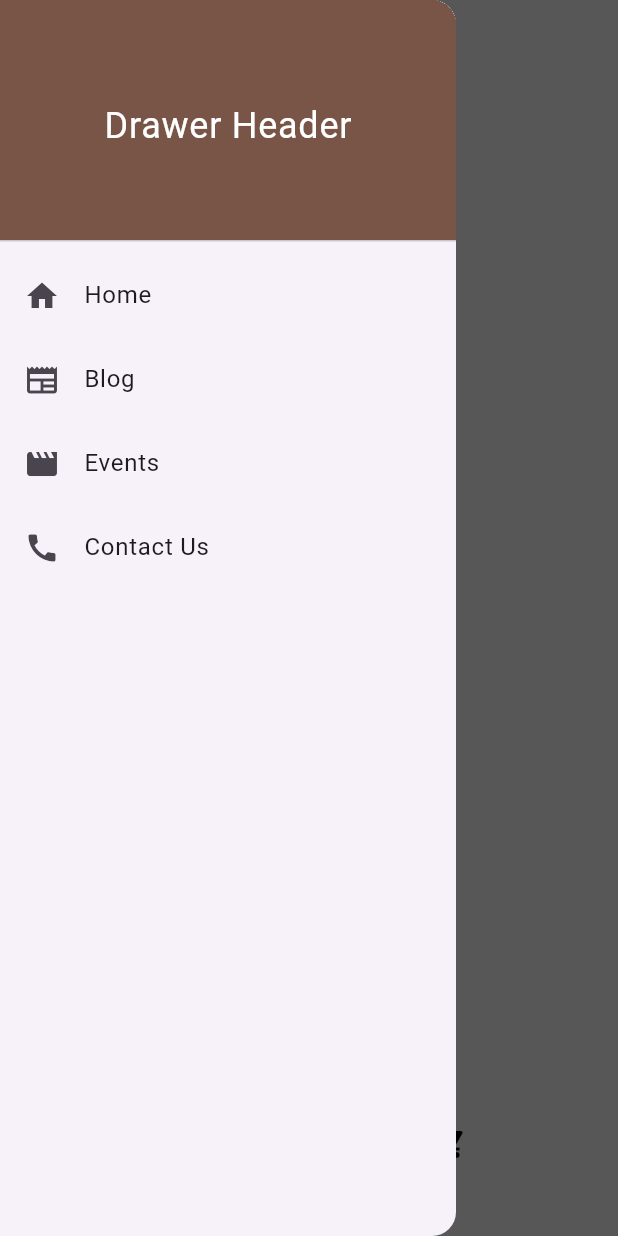
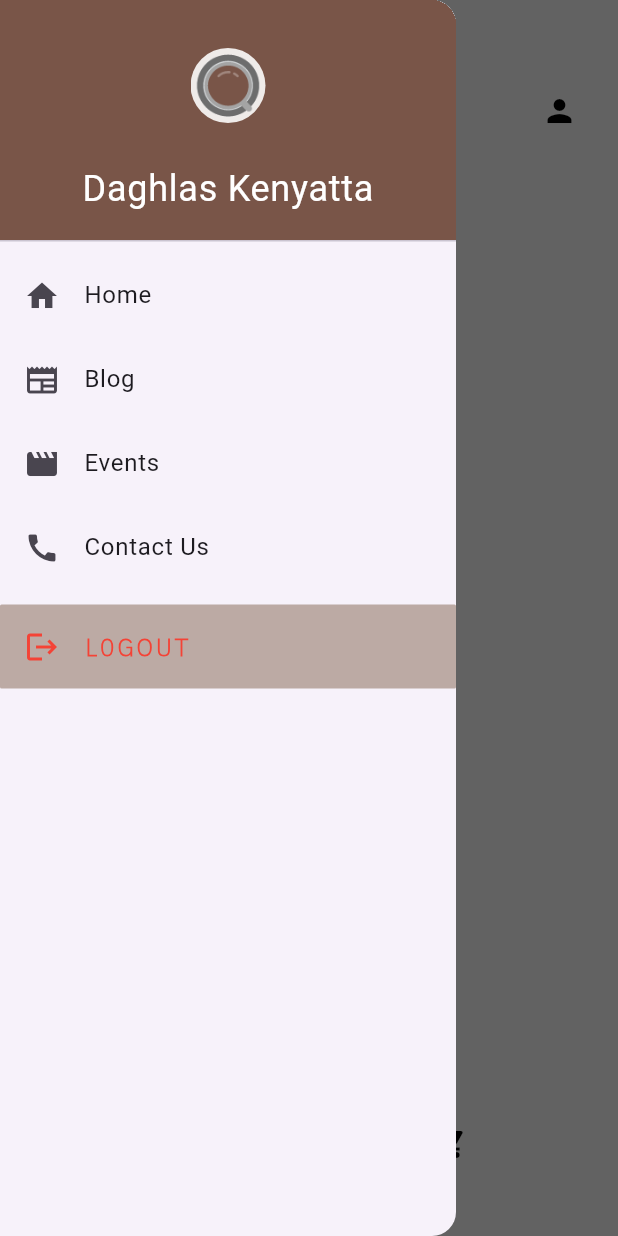
Before and after one commit to daghlas/connect_coffee_heart, a Flutter app: the screen it shows once a user with an empty profile is signed in, item 2 of the bottom bar chosen, after a tap on the "menu" icon, on a phone screen of 412 x 824 dp. Run offline on Flutter 3.47's test engine with Material 3 defaults, Android fonts, the light colour scheme and no system bars; drawn by our look-alikes of google_nav_bar; our stand-ins replace cloud_firestore, firebase_auth, firebase_core, flutter_spinkit; accounts and stored records are empty.

Commit message:
navs and pages

```diff
--- a/lib/components/bottom_nav.dart
+++ b/lib/components/bottom_nav.dart
@@ -17,7 +17,7 @@ class MyBottomNavBar extends StatelessWidget {
           onTabChange: (value) => onTabChange!(value),
           mainAxisAlignment: MainAxisAlignment.center,
           activeColor: Colors.white,
-          tabBackgroundColor: Colors.brown[700]!,
+          tabBackgroundColor: Colors.brown,
           tabBorderRadius: 24,
           tabActiveBorder: Border.all(color: Colors.white),
           tabs: const [
--- a/lib/components/drawer.dart
+++ b/lib/components/drawer.dart
@@ -14,12 +14,28 @@ class MyDrawer extends StatelessWidget {
               color: Colors.brown,
             ),
             child: Center(
-              child: Text(
-                'Drawer Header',
-                style: TextStyle(
-                  color: Colors.white,
-                  fontSize: 24,
-                ),
+              child: Column(
+                mainAxisAlignment: MainAxisAlignment.spaceEvenly,
+                children: [
+                  Padding(
+                    padding: EdgeInsets.all(8.0),
+                    child: CircleAvatar(
+                      radius: 25.0,
+                      backgroundColor: Colors.brown,
+                      backgroundImage: AssetImage('assets/coffee_icon.png'),
+                    ),
+                  ),
+                  Padding(
+                    padding: EdgeInsets.only(top: 10.0),
+                    child: Text(
+                      'Daghlas Kenyatta',
+                      style: TextStyle(
+                        color: Colors.white,
+                        fontSize: 24,
+                      ),
+                    ),
+                  ),
+                ],
               ),
             ),
           ),
@@ -55,6 +71,31 @@ class MyDrawer extends StatelessWidget {
               // Navigator.pop(context);
             },
           ),
+          Container(
+            margin: const EdgeInsets.only(top: 10.0),
+            decoration: BoxDecoration(
+              borderRadius: BorderRadius.circular(1.0),
+              color: Colors.brown[200],
+            ),
+            child: ListTile(
+              leading: const Icon(
+                Icons.logout,
+                color: Colors.red,
+              ),
+              title: const Text(
+                'L0GOUT',
+                style: TextStyle(
+                    color: Colors.red,
+                    fontWeight: FontWeight.bold,
+                    fontFamily: 'IBMPlexSans',
+                    letterSpacing: 2.0),
+              ),
+              onTap: () {
+                // Add your navigation logic here
+                // Navigator.pop(context);
+              },
+            ),
+          ),
         ],
       ),
     );
--- a/lib/connect/my_home.dart
+++ b/lib/connect/my_home.dart
@@ -42,19 +42,37 @@ class _MyHomeState extends State<MyHome> {
   Widget build(BuildContext context) {
     return Scaffold(
       key: _globalKey,
-      backgroundColor: Colors.grey[400],
+      backgroundColor: Colors.grey[350],
       bottomNavigationBar: MyBottomNavBar(
         onTabChange: (index) => navigateBottomBar(index),
       ),
       body: Stack(children: [
         Container(
-          margin: const EdgeInsets.fromLTRB(15.0, 50.0, 0.0, 0.0),
-          child: IconButton(
-            icon: const Icon(Icons.menu),
-            color: Colors.black,
-            onPressed: () {
-              _globalKey.currentState?.openDrawer();
-            },
+          margin: const EdgeInsets.fromLTRB(15.0, 50.0, 15.0, 0.0),
+          child: Row(
+            mainAxisAlignment: MainAxisAlignment.spaceBetween,
+            children: [
+              IconButton(
+                icon: const Icon(Icons.menu),
+                color: Colors.black,
+                onPressed: () {
+                  _globalKey.currentState?.openDrawer();
+                },
+              ),
+              IconButton(
+                icon: const Icon(Icons.person),
+                color: Colors.black,
+                onPressed: () {
+                  if (kDebugMode) {
+                    print('CLICKED: My Account Button');
+                  }
+                  Navigator.push(
+                    context,
+                    MaterialPageRoute(builder: (context) => const HomePage()),
+                  );
+                },
+              ),
+            ],
           ),
         ),
         _pages[_selectedIndex],
--- a/lib/screens/pages/menu_page.dart
+++ b/lib/screens/pages/menu_page.dart
@@ -10,6 +10,16 @@ class MenuPage extends StatefulWidget {
 class _MenuPageState extends State<MenuPage> {
   @override
   Widget build(BuildContext context) {
-    return const Center(child: Text('MENU'));
+    return const Center(
+      child: Text(
+        'MENU',
+        style: TextStyle(
+            fontSize: 20.0,
+            color: Colors.black,
+            fontWeight: FontWeight.bold,
+            fontFamily: 'IBMPlexSans',
+            letterSpacing: 2.0),
+      ),
+    );
   }
 }
--- a/lib/screens/pages/shop_page.dart
+++ b/lib/screens/pages/shop_page.dart
@@ -10,6 +10,16 @@ class ShopPage extends StatefulWidget {
 class _ShopPageState extends State<ShopPage> {
   @override
   Widget build(BuildContext context) {
-    return const Center(child: Text('SHOP'));
+    return const Center(
+      child: Text(
+        'SHOP',
+        style: TextStyle(
+            fontSize: 20.0,
+            color: Colors.black,
+            fontWeight: FontWeight.bold,
+            fontFamily: 'IBMPlexSans',
+            letterSpacing: 2.0),
+      ),
+    );
   }
 }
```
Also changed, not shown: lib/screens/pages/cart_page.dart (+11 -1 lines), lib/screens/pages/home_page.dart (+295 -294 lines).
